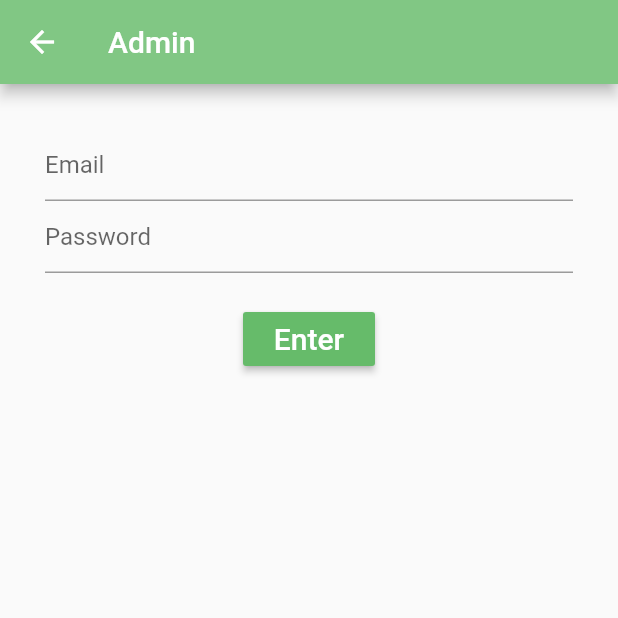
After one commit to aimihelwany/halal_scanner, a Flutter app: the screen it shows after launch, after a tap on "Admin", on a phone screen of 412 x 824 dp, the top half of it. The commit adds this screen. Run offline on Flutter 3.47's test engine with Material 2 defaults, Android fonts, the phone set to English and light mode, and no system bars; our stand-ins replace cloud_firestore, firebase_auth, flutter_speed_dial, flutter_spinkit; missing offline and left inert: flutter_barcode_scanner; accounts and stored records are empty.

Commit message:
forth commit

```diff
--- /dev/null
+++ b/lib/admin_signIn.dart
@@ -0,0 +1,54 @@
+import 'package:flutter/material.dart';
+
+class AdminSignIn extends StatefulWidget {
+  final Function toggleView;
+  AdminSignIn({this.toggleView});
+  @override
+  _AdminSignInState createState() => _AdminSignInState();
+}
+
+class _AdminSignInState extends State<AdminSignIn> {
+  @override
+  Widget build(BuildContext context) {
+    return Scaffold(
+      appBar: AppBar(
+        backgroundColor: Colors.green[300],
+        title: Text('Admin'),
+      ),
+      body: Container(
+        padding: EdgeInsets.all(30),
+        child: Column(
+          mainAxisAlignment: MainAxisAlignment.start,
+          children: [
+            TextFormField(
+              decoration: InputDecoration(
+                hintText: 'Email',
+              ),
+            ),
+            TextFormField(
+              decoration: InputDecoration(
+                hintText: 'Password',
+              ),
+            ),
+            SizedBox(
+              height: 20,
+            ),
+            RaisedButton(
+              child: Text(
+                'Enter',
+                style: TextStyle(
+                  color: Colors.white,
+                  fontSize: 20.0,
+                ),
+              ),
+              color: Colors.green[400],
+              onPressed: () {
+                widget.toggleView();
+              },
+            ),
+          ],
+        ),
+      ),
+    );
+  }
+}
--- a/lib/auth.dart
+++ b/lib/auth.dart
@@ -30,7 +30,7 @@ class AuthService {
       AuthResult result = await _auth.createUserWithEmailAndPassword(email: email, password: password);
       FirebaseUser user = result.user;
 
-      DatabaseService(uid: user.uid);
+      await DatabaseService(uid: user.uid).updateUserData('0', 'h/n');
       return _userFromFirebaseUser(user);
     } catch(e) {
       print(e.toString());
--- a/lib/main.dart
+++ b/lib/main.dart
@@ -1,8 +1,5 @@
 import 'package:flutter/material.dart';
 import 'package:halal_scanner/auth.dart';
-import 'package:halal_scanner/dashboard.dart';
-import 'package:halal_scanner/sign_in.dart';
-import 'package:halal_scanner/sign_up.dart';
 import 'package:halal_scanner/user.dart';
 import 'package:halal_scanner/wrapper.dart';
 import 'package:provider/provider.dart';
--- a/lib/result.dart
+++ b/lib/result.dart
@@ -1,7 +1,5 @@
 import 'package:flutter/material.dart';
 import 'package:halal_scanner/auth.dart';
-import 'package:halal_scanner/subscribe.dart';
-import 'package:halal_scanner/sign_in.dart';
 
 class HalalResult extends StatelessWidget {
 
--- a/lib/sign_in.dart
+++ b/lib/sign_in.dart
@@ -1,7 +1,6 @@
 import 'package:flutter/material.dart';
+import 'package:halal_scanner/admin_signIn.dart';
 import 'package:halal_scanner/auth.dart';
-import 'package:halal_scanner/dashboard.dart';
-import 'package:halal_scanner/sign_up.dart';
 import 'package:halal_scanner/loading.dart';
 
 class SignIn extends StatefulWidget {
@@ -89,6 +88,9 @@ class _SignInState extends State<SignIn> {
               SizedBox(
                 height: 5.0,
               ),
+              Row(
+                mainAxisAlignment: MainAxisAlignment.center,
+                children: [
               RaisedButton(
                 child: Text(
                   'Sign In',
@@ -111,6 +113,25 @@ class _SignInState extends State<SignIn> {
                   }
                 },
               ),
+              SizedBox(width: 20),
+                FlatButton.icon(
+                  icon: Icon(Icons.person),
+                  label: Text('Admin',
+                  style: TextStyle(
+                    color: Colors.white,
+                    fontSize: 20.0,
+                    ),
+                  ),
+                  color: Colors.green[400],
+                  onPressed: () {
+                    Navigator.push(
+                      context,
+                      MaterialPageRoute(
+                        builder: (context) => AdminSignIn()),
+                      );
+                    }),
+                  ],
+                ),
               SizedBox(height: 12.0),
               Text(
                 error,
--- a/lib/sign_up.dart
+++ b/lib/sign_up.dart
@@ -1,8 +1,7 @@
 import 'package:flutter/material.dart';
 import 'package:halal_scanner/auth.dart';
-import 'package:halal_scanner/dashboard.dart';
 import 'package:halal_scanner/loading.dart';
-import 'package:halal_scanner/sign_in.dart';
+
 
 class SignUp extends StatefulWidget {
 
@@ -88,7 +87,7 @@ class _SignUpState extends State<SignUp> {
                 },
               ),
               SizedBox(
-                height: 10.0,
+                height: 5.0,
               ),
               RaisedButton(
                 child: Text(
--- a/lib/subscribe.dart
+++ b/lib/subscribe.dart
@@ -1,8 +1,6 @@
 import 'package:flutter/material.dart';
 import 'package:halal_scanner/auth.dart';
-import 'package:halal_scanner/dashboard.dart';
 import 'package:halal_scanner/result.dart';
-import 'package:halal_scanner/sign_in.dart';
 
 class Subscribe extends StatelessWidget {
 
```
Also changed, not shown: lib/dashboard.dart (+27 -8 lines), lib/database.dart (+38 -0 lines), lib/product.dart (added, +8 -0 lines), lib/product_form.dart (added, +82 -0 lines), lib/user.dart (+9 -0 lines), 1 other file.
